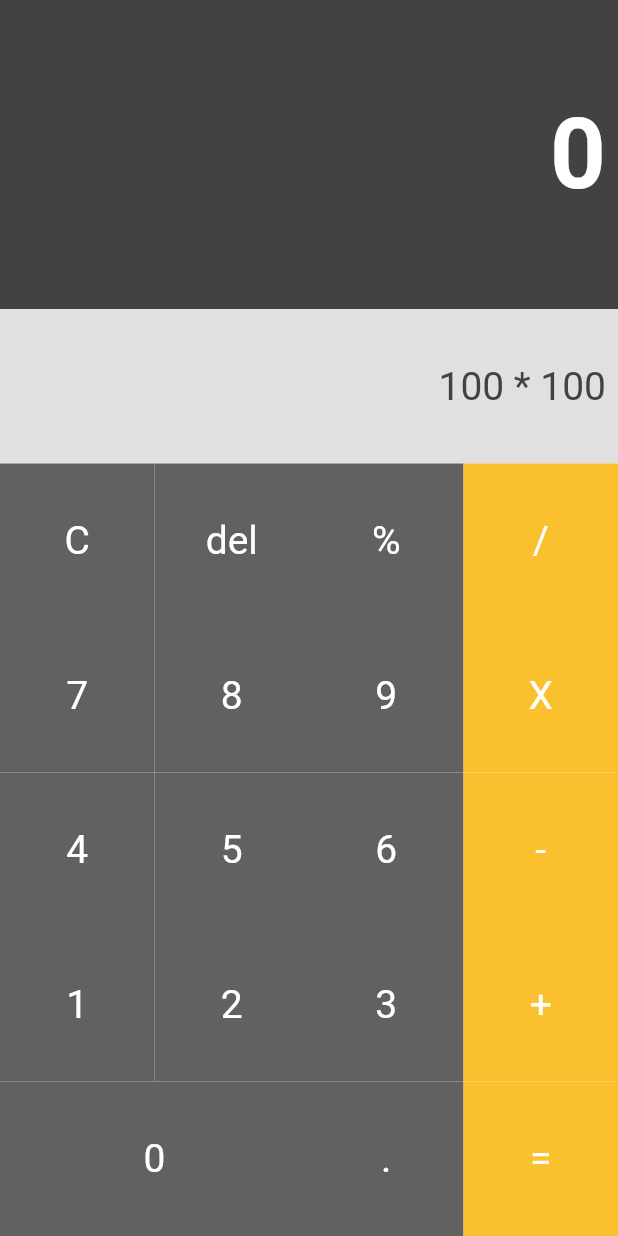
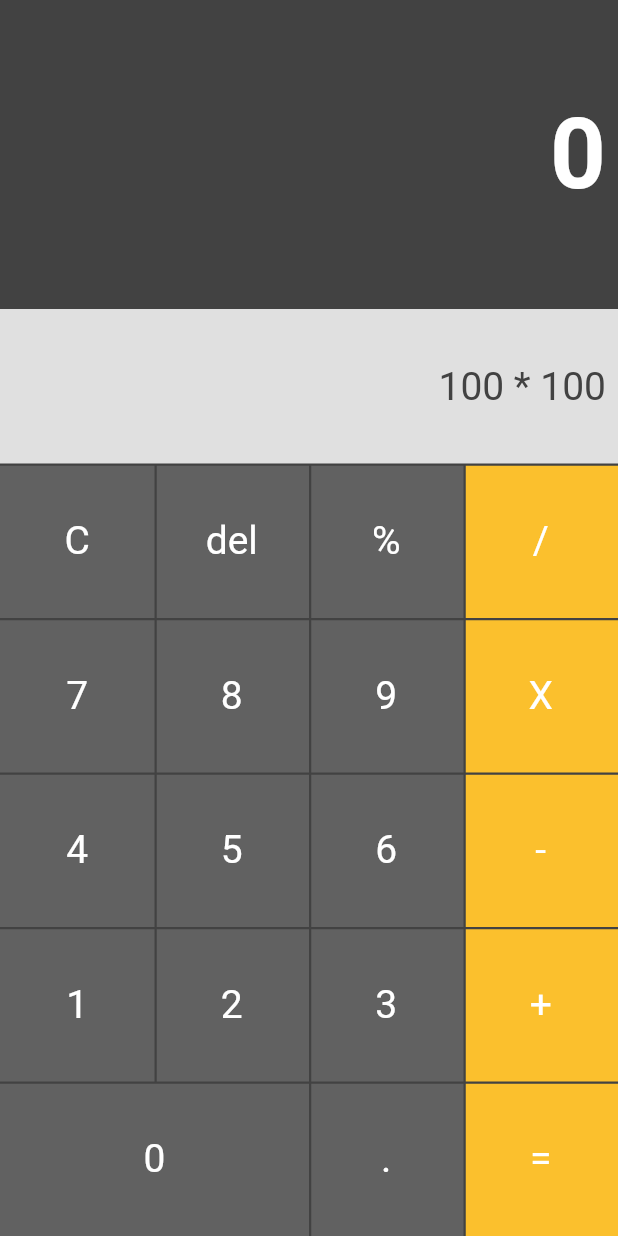
Before and after one commit to Andy045/flutter_calculator, a Flutter app: the screen it shows after launch, on a phone screen of 412 x 824 dp. Run offline on Flutter 3.47's test engine with Material 2 defaults, Android fonts, the phone set to English and light mode, and no system bars.

Commit message:
Handy Commit

```diff
--- a/lib/view.dart
+++ b/lib/view.dart
@@ -22,7 +22,9 @@ class viewState extends State<view> {
   @override
   Widget build(BuildContext context) {
     // TODO: implement build
-    return new Column(
+    return new Container(
+      color: MyColors.hdb_grey800,
+      child: new Column(
         children: <Widget>[
           new Expanded(
             child: Container(
@@ -57,7 +59,7 @@ class viewState extends State<view> {
               ),
             ),
           ),
-        new Expanded(
+          Expanded(
             child: FractionallySizedBox(
               widthFactor: 1.0,
               heightFactor: 1.0,
@@ -69,6 +71,8 @@ class viewState extends State<view> {
                       radius: 0,
                       textSize: 26,
                       width: double.infinity,
+                      margin: EdgeInsets.only(top: 1.5),
+                      padding: EdgeInsets.only(left: 1.5, right: 1.5, bottom: 1.5),
                       minHeight: double.infinity,
                       backgroundColor: MyColors.hdb_grey700,
                       activeBackgroundColor: MyColors.hdb_grey800,
@@ -80,6 +84,8 @@ class viewState extends State<view> {
                       radius: 0,
                       textSize: 26,
                       width: double.infinity,
+                      margin: EdgeInsets.only(left: 1.5, top: 1.5),
+                      padding: EdgeInsets.only(right: 1.5, bottom: 1.5),
                       minHeight: double.infinity,
                       backgroundColor: MyColors.hdb_grey700,
                       activeBackgroundColor: MyColors.hdb_grey800,
@@ -91,6 +97,8 @@ class viewState extends State<view> {
                       radius: 0,
                       textSize: 26,
                       width: double.infinity,
+                      margin: EdgeInsets.only(left: 1.5, top: 1.5),
+                      padding: EdgeInsets.only(right: 1.5, bottom: 1.5),
                       minHeight: double.infinity,
                       backgroundColor: MyColors.hdb_grey700,
                       activeBackgroundColor: MyColors.hdb_grey800,
@@ -102,6 +110,8 @@ class viewState extends State<view> {
                       radius: 0,
                       textSize: 26,
                       width: double.infinity,
+                      margin: EdgeInsets.only(left: 1.5, top: 1.5),
+                      padding: EdgeInsets.only(right: 1.5, bottom: 1.5),
                       minHeight: double.infinity,
                       backgroundColor: MyColors.hdb_yellow700,
                       activeBackgroundColor: MyColors.hdb_yellow800,
@@ -111,7 +121,7 @@ class viewState extends State<view> {
               ),
             ),
           ),
-        new Expanded(
+          Expanded(
             child: FractionallySizedBox(
               widthFactor: 1.0,
               heightFactor: 1.0,
@@ -123,6 +133,8 @@ class viewState extends State<view> {
                       radius: 0,
                       textSize: 26,
                       width: double.infinity,
+                      margin: EdgeInsets.only(top: 1.5),
+                      padding: EdgeInsets.only(left: 1.5, right: 1.5, bottom: 1.5),
                       minHeight: double.infinity,
                       backgroundColor: MyColors.hdb_grey700,
                       activeBackgroundColor: MyColors.hdb_grey800,
@@ -134,6 +146,8 @@ class viewState extends State<view> {
                       radius: 0,
                       textSize: 26,
                       width: double.infinity,
+                      margin: EdgeInsets.only(left: 1.5, top: 1.5),
+                      padding: EdgeInsets.only(right: 1.5, bottom: 1.5),
                       minHeight: double.infinity,
                       backgroundColor: MyColors.hdb_grey700,
                       activeBackgroundColor: MyColors.hdb_grey800,
@@ -145,6 +159,8 @@ class viewState extends State<view> {
                       radius: 0,
                       textSize: 26,
                       width: double.infinity,
+                      margin: EdgeInsets.only(left: 1.5, top: 1.5),
+                      padding: EdgeInsets.only(right: 1.5, bottom: 1.5),
                       minHeight: double.infinity,
                       backgroundColor: MyColors.hdb_grey700,
                       activeBackgroundColor: MyColors.hdb_grey800,
@@ -156,6 +172,8 @@ class viewState extends State<view> {
                       radius: 0,
                       textSize: 26,
                       width: double.infinity,
+                      margin: EdgeInsets.only(left: 1.5, top: 1.5),
+                      padding: EdgeInsets.only(right: 1.5, bottom: 1.5),
                       minHeight: double.infinity,
                       backgroundColor: MyColors.hdb_yellow700,
                       activeBackgroundColor: MyColors.hdb_yellow800,
@@ -165,7 +183,7 @@ class viewState extends State<view> {
               ),
             ),
           ),
-        new Expanded(
+          Expanded(
             child: FractionallySizedBox(
               widthFactor: 1.0,
               heightFactor: 1.0,
@@ -177,6 +195,8 @@ class viewState extends State<view> {
                       radius: 0,
                       textSize: 26,
                       width: double.infinity,
+                      margin: EdgeInsets.only(top: 1.5),
+                      padding: EdgeInsets.only(left: 1.5, right: 1.5, bottom: 1.5),
                       minHeight: double.infinity,
                       backgroundColor: MyColors.hdb_grey700,
                       activeBackgroundColor: MyColors.hdb_grey800,
@@ -188,6 +208,8 @@ class viewState extends State<view> {
                       radius: 0,
                       textSize: 26,
                       width: double.infinity,
+                      margin: EdgeInsets.only(left: 1.5, top: 1.5),
+                      padding: EdgeInsets.only(right: 1.5, bottom: 1.5),
                       minHeight: double.infinity,
                       backgroundColor: MyColors.hdb_grey700,
                       activeBackgroundColor: MyColors.hdb_grey800,
@@ -199,6 +221,8 @@ class viewState extends State<view> {
                       radius: 0,
                       textSize: 26,
                       width: double.infinity,
+                      margin: EdgeInsets.only(left: 1.5, top: 1.5),
+                      padding: EdgeInsets.only(right: 1.5, bottom: 1.5),
                       minHeight: double.infinity,
                       backgroundColor: MyColors.hdb_grey700,
                       activeBackgroundColor: MyColors.hdb_grey800,
@@ -209,6 +233,8 @@ class viewState extends State<view> {
                       "-",
                       radius: 0,
                       textSize: 26,
+                      margin: EdgeInsets.only(left: 1.5, top: 1.5),
+                      padding: EdgeInsets.only(right: 1.5, bottom: 1.5),
                       width: double.infinity,
                       minHeight: double.infinity,
                       backgroundColor: MyColors.hdb_yellow700,
@@ -219,7 +245,7 @@ class viewState extends State<view> {
               ),
             ),
           ),
-        new Expanded(
+          Expanded(
             child: FractionallySizedBox(
               widthFactor: 1.0,
               heightFactor: 1.0,
@@ -231,6 +257,8 @@ class viewState extends State<view> {
                       radius: 0,
                       textSize: 26,
                       width: double.infinity,
+                      margin: EdgeInsets.only(top: 1.5),
+                      padding: EdgeInsets.only(left: 1.5, right: 1.5, bottom: 1.5),
                       minHeight: double.infinity,
                       backgroundColor: MyColors.hdb_grey700,
                       activeBackgroundColor: MyColors.hdb_grey800,
@@ -242,6 +270,8 @@ class viewState extends State<view> {
                       radius: 0,
                       textSize: 26,
                       width: double.infinity,
+                      margin: EdgeInsets.only(left: 1.5, top: 1.5),
+                      padding: EdgeInsets.only(right: 1.5, bottom: 1.5),
                       minHeight: double.infinity,
                       backgroundColor: MyColors.hdb_grey700,
                       activeBackgroundColor: MyColors.hdb_grey800,
@@ -253,6 +283,8 @@ class viewState extends State<view> {
                       radius: 0,
                       textSize: 26,
                       width: double.infinity,
+                      margin: EdgeInsets.only(left: 1.5, top: 1.5),
+                      padding: EdgeInsets.only(right: 1.5, bottom: 1.5),
                       minHeight: double.infinity,
                       backgroundColor: MyColors.hdb_grey700,
                       activeBackgroundColor: MyColors.hdb_grey800,
@@ -263,6 +295,8 @@ class viewState extends State<view> {
                       "+",
                       radius: 0,
                       textSize: 26,
+                      margin: EdgeInsets.only(left: 1.5, top: 1.5),
+                      padding: EdgeInsets.only(right: 1.5, bottom: 1.5),
                       width: double.infinity,
                       minHeight: double.infinity,
                       backgroundColor: MyColors.hdb_yellow700,
@@ -273,7 +307,7 @@ class viewState extends State<view> {
               ),
             ),
           ),
-        new Expanded(
+          Expanded(
             child: FractionallySizedBox(
               widthFactor: 1.0,
               heightFactor: 1.0,
@@ -286,6 +320,8 @@ class viewState extends State<view> {
                       radius: 0,
                       textSize: 26,
                       width: double.infinity,
+                      margin: EdgeInsets.only(top: 1.5),
+                      padding: EdgeInsets.only(left: 1.5, right: 1.5, bottom: 1.5),
                       minHeight: double.infinity,
                       backgroundColor: MyColors.hdb_grey700,
                       activeBackgroundColor: MyColors.hdb_grey800,
@@ -297,6 +333,8 @@ class viewState extends State<view> {
                       radius: 0,
                       textSize: 26,
                       width: double.infinity,
+                      margin: EdgeInsets.only(left: 1.5, top: 1.5),
+                      padding: EdgeInsets.only(right: 1.5, bottom: 1.5),
                       minHeight: double.infinity,
                       backgroundColor: MyColors.hdb_grey700,
                       activeBackgroundColor: MyColors.hdb_grey800,
@@ -308,9 +346,8 @@ class viewState extends State<view> {
                       radius: 0,
                       textSize: 26,
                       width: double.infinity,
-                    border: Border(
-                      left: BorderSide(color: MyColors.hdb_grey800, width: 1),
-                    ),
+                      margin: EdgeInsets.only(left: 1.5, top: 1.5),
+                      padding: EdgeInsets.only(right: 1.5, bottom: 1.5),
                       minHeight: double.infinity,
                       backgroundColor: MyColors.hdb_yellow700,
                       activeBackgroundColor: MyColors.hdb_yellow800,
@@ -321,6 +358,7 @@ class viewState extends State<view> {
             ),
           ),
         ],
+      ),
     );
   }
 }
```
Lines whose indentation alone changed are shown as unchanged.
